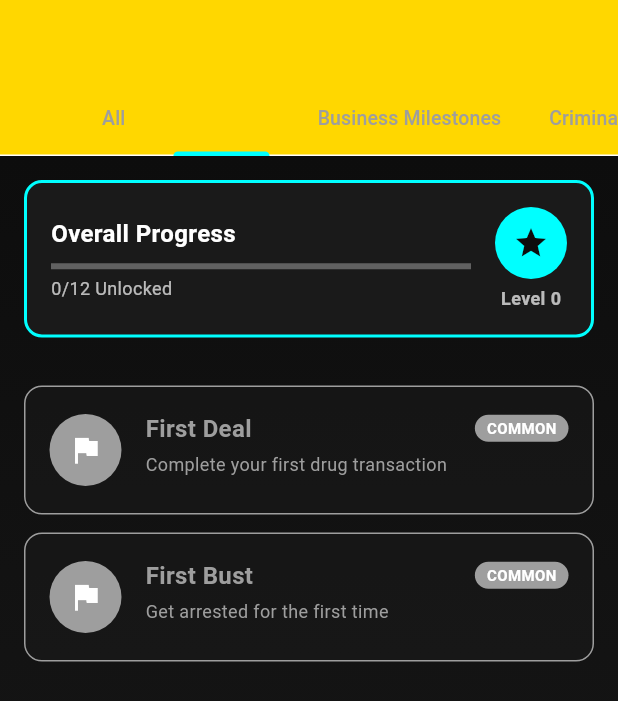
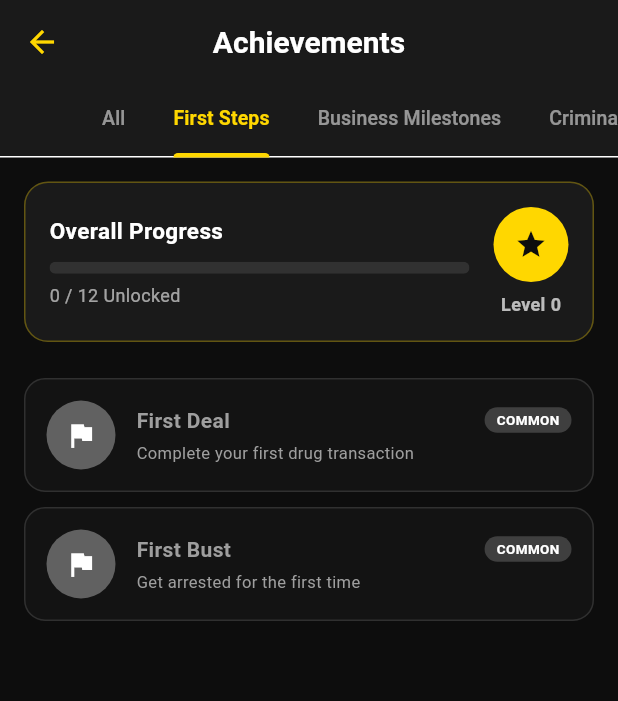
Before and after one commit to chris22622/street_tycoon, a Flutter app: the AchievementsScreen screen opened by its route, tab 2 chosen, on a phone screen of 412 x 824 dp. Shown: the top 701 px of the screen. Run offline on Flutter 3.47's test engine with Material 3 defaults, Android fonts, the phone set to English and light mode, and no system bars; our stand-ins replace audioplayers, fl_chart, flutter_riverpod, go_router, shared_preferences; accounts and stored records are empty.

Commit message:
Overhaul achievements screen with premium AppTheme styling

```diff
--- a/lib/ui/screens/achievements_screen.dart
+++ b/lib/ui/screens/achievements_screen.dart
@@ -1,5 +1,6 @@
 import 'package:flutter/material.dart';
 import 'package:flutter_riverpod/flutter_riverpod.dart';
+import 'package:go_router/go_router.dart';
 import '../../systems/meta_features_manager.dart';
 import '../../data/customization_models.dart';
 import '../../data/expanded_constants.dart';
@@ -12,14 +13,16 @@ class AchievementsScreen extends ConsumerStatefulWidget {
   ConsumerState<AchievementsScreen> createState() => _AchievementsScreenState();
 }
 
-class _AchievementsScreenState extends ConsumerState<AchievementsScreen> with SingleTickerProviderStateMixin {
+class _AchievementsScreenState extends ConsumerState<AchievementsScreen>
+    with SingleTickerProviderStateMixin {
   late TabController _tabController;
   String _selectedCategory = 'All';
 
   @override
   void initState() {
     super.initState();
-    _tabController = TabController(length: ACHIEVEMENT_CATEGORIES.length + 1, vsync: this);
+    _tabController =
+        TabController(length: ACHIEVEMENT_CATEGORIES.length + 1, vsync: this);
   }
 
   @override
@@ -34,42 +37,66 @@ class _AchievementsScreenState extends ConsumerState<AchievementsScreen> with Si
     final achievements = _getFilteredAchievements(metaState.achievements);
 
     return Scaffold(
+      backgroundColor: AppTheme.bg,
       appBar: AppBar(
-        title: const Text('Achievements'),
-        backgroundColor: AppTheme.primaryColor,
+        title: Text('Achievements', style: AppTheme.heading.copyWith(fontSize: 20)),
+        backgroundColor: AppTheme.surface,
+        elevation: 0,
+        leading: IconButton(
+          onPressed: () => context.pop(),
+          icon: const Icon(Icons.arrow_back, color: AppTheme.gold),
+        ),
         bottom: TabBar(
           controller: _tabController,
           isScrollable: true,
-          indicatorColor: AppTheme.accentColor,
+          indicatorColor: AppTheme.gold,
+          indicatorWeight: 3,
+          labelColor: AppTheme.gold,
+          unselectedLabelColor: Colors.white54,
+          labelStyle: const TextStyle(fontWeight: FontWeight.bold, fontSize: 13),
           tabs: [
             const Tab(text: 'All'),
-            ...ACHIEVEMENT_CATEGORIES.map((category) => Tab(text: category)),
+            ...ACHIEVEMENT_CATEGORIES.map((cat) => Tab(text: cat)),
           ],
           onTap: (index) {
             setState(() {
-              _selectedCategory = index == 0 ? 'All' : ACHIEVEMENT_CATEGORIES[index - 1];
+              _selectedCategory =
+                  index == 0 ? 'All' : ACHIEVEMENT_CATEGORIES[index - 1];
             });
           },
         ),
       ),
-      body: Container(
-        decoration: const BoxDecoration(
-          gradient: LinearGradient(
-            begin: Alignment.topCenter,
-            end: Alignment.bottomCenter,
-            colors: [AppTheme.backgroundColor, AppTheme.cardColor],
+      body: Column(
+        children: [
+          _buildProgressOverview(metaState),
+          if (_getRecentAchievements(metaState).isNotEmpty)
+            _buildRecentSection(metaState),
+          Expanded(
+            child: ListView.builder(
+              padding: const EdgeInsets.symmetric(horizontal: 16, vertical: 8),
+              itemCount: achievements.length,
+              itemBuilder: (context, index) =>
+                  _buildAchievementCard(achievements[index]),
             ),
           ),
-        child: Column(
-          children: [
-            // Progress Overview
-            Container(
+        ],
+      ),
+    );
+  }
+
+  Widget _buildProgressOverview(MetaFeaturesState metaState) {
+    final progress =
+        ref.read(metaFeaturesProvider.notifier).getOverallProgress();
+    final unlocked = _getUnlockedCount(metaState.achievements);
+    final total = metaState.achievements.length;
+
+    return Container(
       margin: const EdgeInsets.all(16),
       padding: const EdgeInsets.all(16),
       decoration: BoxDecoration(
-                color: AppTheme.cardColor,
-                borderRadius: BorderRadius.circular(12),
-                border: Border.all(color: AppTheme.accentColor, width: 2),
+        color: AppTheme.surface,
+        borderRadius: BorderRadius.circular(16),
+        border: Border.all(color: AppTheme.gold.withAlpha(80)),
       ),
       child: Row(
         children: [
@@ -77,21 +104,23 @@ class _AchievementsScreenState extends ConsumerState<AchievementsScreen> with Si
             child: Column(
               crossAxisAlignment: CrossAxisAlignment.start,
               children: [
-                        Text(
-                          'Overall Progress',
-                          style: AppTheme.headingStyle.copyWith(fontSize: 16),
+                Text('Overall Progress',
+                    style: AppTheme.heading.copyWith(fontSize: 15)),
+                const SizedBox(height: 10),
+                ClipRRect(
+                  borderRadius: BorderRadius.circular(6),
+                  child: LinearProgressIndicator(
+                    value: progress,
+                    minHeight: 8,
+                    backgroundColor: Colors.white10,
+                    valueColor:
+                        const AlwaysStoppedAnimation<Color>(AppTheme.gold),
                   ),
-                        const SizedBox(height: 8),
-                        LinearProgressIndicator(
-                          value: ref.read(metaFeaturesProvider.notifier).getOverallProgress(),
-                          backgroundColor: Colors.grey[700],
-                          valueColor: const AlwaysStoppedAnimation<Color>(AppTheme.accentColor),
                 ),
-                        const SizedBox(height: 4),
-                        Text(
-                          '${_getUnlockedCount(metaState.achievements)}/${metaState.achievements.length} Unlocked',
-                          style: AppTheme.bodyStyle.copyWith(fontSize: 12),
-                        ),
+                const SizedBox(height: 6),
+                Text('$unlocked / $total Unlocked',
+                    style: AppTheme.body.copyWith(
+                        fontSize: 12, color: Colors.white60)),
               ],
             ),
           ),
@@ -99,131 +128,89 @@ class _AchievementsScreenState extends ConsumerState<AchievementsScreen> with Si
           Column(
             children: [
               Container(
-                        padding: const EdgeInsets.all(12),
-                        decoration: BoxDecoration(
-                          color: AppTheme.accentColor,
+                padding: const EdgeInsets.all(14),
+                decoration: const BoxDecoration(
+                  color: AppTheme.gold,
                   shape: BoxShape.circle,
                 ),
-                        child: Icon(
-                          Icons.star,
-                          color: AppTheme.backgroundColor,
-                          size: 24,
+                child: const Icon(Icons.star, color: AppTheme.bg, size: 22),
               ),
-                      ),
-                      const SizedBox(height: 4),
-                      Text(
-                        'Level ${metaState.prestigeLevel}',
-                        style: AppTheme.bodyStyle.copyWith(
-                          fontSize: 12,
-                          fontWeight: FontWeight.bold,
-                        ),
-                      ),
+              const SizedBox(height: 6),
+              Text('Level ${metaState.prestigeLevel}',
+                  style: AppTheme.body
+                      .copyWith(fontSize: 12, fontWeight: FontWeight.bold)),
             ],
           ),
         ],
       ),
-            ),
+    );
+  }
 
-            // Recent Achievements
-            if (_getRecentAchievements(metaState).isNotEmpty) ...[
-              Container(
-                margin: const EdgeInsets.symmetric(horizontal: 16, vertical: 8),
-                padding: const EdgeInsets.all(16),
+  Widget _buildRecentSection(MetaFeaturesState metaState) {
+    return Container(
+      margin: const EdgeInsets.symmetric(horizontal: 16, vertical: 4),
+      padding: const EdgeInsets.all(14),
       decoration: BoxDecoration(
-                  color: AppTheme.primaryColor.withOpacity(0.1),
+        color: AppTheme.gold.withAlpha(20),
         borderRadius: BorderRadius.circular(12),
-                  border: Border.all(color: AppTheme.primaryColor, width: 1),
+        border: Border.all(color: AppTheme.gold.withAlpha(60)),
       ),
       child: Column(
         crossAxisAlignment: CrossAxisAlignment.start,
         children: [
           Row(
             children: [
-                        const Icon(Icons.new_releases, color: AppTheme.primaryColor, size: 20),
+              const Icon(Icons.new_releases, color: AppTheme.gold, size: 18),
               const SizedBox(width: 8),
-                        Text(
-                          'Recent Achievements',
-                          style: AppTheme.headingStyle.copyWith(
-                            fontSize: 14,
-                            color: AppTheme.primaryColor,
-                          ),
-                        ),
+              Text('Recent Achievements',
+                  style: AppTheme.heading
+                      .copyWith(fontSize: 13, color: AppTheme.gold)),
             ],
           ),
           const SizedBox(height: 8),
-                    ..._getRecentAchievements(metaState).take(3).map((achievement) =>
-                      Padding(
-                        padding: const EdgeInsets.only(bottom: 4),
-                        child: Text(
-                          '• ${achievement.name}',
-                          style: AppTheme.bodyStyle.copyWith(fontSize: 12),
-                        ),
-                      ),
-                    ),
+          ..._getRecentAchievements(metaState).take(3).map((a) => Padding(
+                padding: const EdgeInsets.only(bottom: 3),
+                child: Text('• ${a.name}',
+                    style: AppTheme.body.copyWith(fontSize: 12)),
+              )),
         ],
-                ),
-              ),
-            ],
-
-            // Achievements List
-            Expanded(
-              child: ListView.builder(
-                padding: const EdgeInsets.all(16),
-                itemCount: achievements.length,
-                itemBuilder: (context, index) {
-                  final achievement = achievements[index];
-                  return _buildAchievementCard(achievement);
-                },
-              ),
-            ),
-          ],
-        ),
       ),
     );
   }
 
   Widget _buildAchievementCard(Achievement achievement) {
-    final isUnlocked = achievement.isUnlocked;
+    final unlocked = achievement.isUnlocked;
     final progress = achievement.progress;
+    final rColor = _getRarityColor(achievement.rarity);
 
     return Container(
-      margin: const EdgeInsets.only(bottom: 12),
+      margin: const EdgeInsets.only(bottom: 10),
       decoration: BoxDecoration(
-        color: isUnlocked ? AppTheme.cardColor : AppTheme.cardColor.withOpacity(0.5),
-        borderRadius: BorderRadius.circular(12),
+        color: unlocked ? AppTheme.surface : AppTheme.surface.withAlpha(120),
+        borderRadius: BorderRadius.circular(14),
         border: Border.all(
-          color: isUnlocked ? _getRarityColor(achievement.rarity) : Colors.grey,
-          width: isUnlocked ? 2 : 1,
+          color: unlocked ? rColor : Colors.white12,
+          width: unlocked ? 1.5 : 1,
         ),
-        boxShadow: isUnlocked ? [
-          BoxShadow(
-            color: _getRarityColor(achievement.rarity).withOpacity(0.3),
-            blurRadius: 8,
-            offset: const Offset(0, 4),
-          ),
-        ] : null,
+        boxShadow: unlocked
+            ? [BoxShadow(color: rColor.withAlpha(50), blurRadius: 8, offset: const Offset(0, 3))]
+            : null,
       ),
       child: Padding(
-        padding: const EdgeInsets.all(16),
+        padding: const EdgeInsets.all(14),
         child: Row(
           children: [
-            // Achievement Icon
             Container(
-              width: 48,
-              height: 48,
+              width: 46,
+              height: 46,
               decoration: BoxDecoration(
-                color: isUnlocked ? _getRarityColor(achievement.rarity) : Colors.grey,
+                color: unlocked ? rColor : Colors.grey[700],
                 shape: BoxShape.circle,
               ),
-              child: Icon(
-                _getAchievementIcon(achievement.category),
-                color: Colors.white,
-                size: 24,
+              child: Icon(_getAchievementIcon(achievement.category),
+                  color: Colors.white, size: 22),
             ),
-            ),
-            const SizedBox(width: 16),
-
-            // Achievement Details
+            const SizedBox(width: 14),
             Expanded(
               child: Column(
                 crossAxisAlignment: CrossAxisAlignment.start,
@@ -231,64 +218,56 @@ class _AchievementsScreenState extends ConsumerState<AchievementsScreen> with Si
                   Row(
                     children: [
                       Expanded(
-                        child: Text(
-                          achievement.name,
-                          style: AppTheme.headingStyle.copyWith(
-                            fontSize: 16,
-                            color: isUnlocked ? AppTheme.textColor : Colors.grey,
-                          ),
-                        ),
+                        child: Text(achievement.name,
+                            style: AppTheme.heading.copyWith(
+                                fontSize: 14,
+                                color: unlocked ? Colors.white : Colors.grey)),
                       ),
                       Container(
-                        padding: const EdgeInsets.symmetric(horizontal: 8, vertical: 2),
+                        padding: const EdgeInsets.symmetric(
+                            horizontal: 8, vertical: 2),
                         decoration: BoxDecoration(
-                          color: _getRarityColor(achievement.rarity),
-                          borderRadius: BorderRadius.circular(12),
+                          color: rColor.withAlpha(unlocked ? 200 : 80),
+                          borderRadius: BorderRadius.circular(10),
                         ),
-                        child: Text(
-                          achievement.rarity.toUpperCase(),
-                          style: AppTheme.bodyStyle.copyWith(
-                            fontSize: 10,
+                        child: Text(achievement.rarity.toUpperCase(),
+                            style: const TextStyle(
+                                fontSize: 9,
                                 fontWeight: FontWeight.bold,
-                            color: Colors.white,
-                          ),
-                        ),
+                                color: Colors.white)),
                       ),
                     ],
                   ),
                   const SizedBox(height: 4),
                   Text(
-                    achievement.isHidden && !isUnlocked ? 'Hidden Achievement' : achievement.description,
-                    style: AppTheme.bodyStyle.copyWith(
-                      fontSize: 12,
-                      color: isUnlocked ? AppTheme.textColor.withOpacity(0.8) : Colors.grey,
+                    achievement.isHidden && !unlocked
+                        ? 'Hidden Achievement'
+                        : achievement.description,
+                    style: AppTheme.body.copyWith(
+                        fontSize: 11,
+                        color: unlocked ? Colors.white70 : Colors.grey),
+                  ),
+                  if (!unlocked && progress > 0) ...[
+                    const SizedBox(height: 8),
+                    ClipRRect(
+                      borderRadius: BorderRadius.circular(4),
+                      child: LinearProgressIndicator(
+                        value: progress,
+                        minHeight: 5,
+                        backgroundColor: Colors.white10,
+                        valueColor: AlwaysStoppedAnimation<Color>(rColor),
                       ),
                     ),
-                  const SizedBox(height: 8),
-
-                  // Progress Bar (if not unlocked)
-                  if (!isUnlocked && progress > 0) ...[
-                    LinearProgressIndicator(
-                      value: progress,
-                      backgroundColor: Colors.grey[700],
-                      valueColor: AlwaysStoppedAnimation<Color>(_getRarityColor(achievement.rarity)),
-                    ),
+                    const SizedBox(height: 3),
+                    Text('${(progress * 100).toInt()}% Complete',
+                        style: AppTheme.body.copyWith(fontSize: 10)),
+                  ],
+                  if (unlocked && achievement.unlockedDate != null) ...[
                     const SizedBox(height: 4),
                     Text(
-                      '${(progress * 100).toInt()}% Complete',
-                      style: AppTheme.bodyStyle.copyWith(fontSize: 10),
-                    ),
-                  ],
-
-                  // Unlock Date (if unlocked)
-                  if (isUnlocked && achievement.unlockedDate != null) ...[
-                    Text(
                         'Unlocked: ${_formatDate(achievement.unlockedDate!)}',
-                      style: AppTheme.bodyStyle.copyWith(
-                        fontSize: 10,
-                        color: AppTheme.accentColor,
-                      ),
-                    ),
+                        style: AppTheme.body
+                            .copyWith(fontSize: 10, color: AppTheme.accent)),
                   ],
                 ],
               ),
@@ -299,14 +278,11 @@ class _AchievementsScreenState extends ConsumerState<AchievementsScreen> with Si
     );
   }
 
-  List<Achievement> _getFilteredAchievements(Map<String, Achievement> achievements) {
-    final achievementList = achievements.values.toList();
-
-    if (_selectedCategory == 'All') {
-      return achievementList;
-    }
-
-    return achievementList.where((achievement) => achievement.category == _selectedCategory).toList();
+  List<Achievement> _getFilteredAchievements(
+      Map<String, Achievement> achievements) {
+    final list = achievements.values.toList();
+    if (_selectedCategory == 'All') return list;
+    return list.where((a) => a.category == _selectedCategory).toList();
   }
 
   List<Achievement> _getRecentAchievements(MetaFeaturesState metaState) {
@@ -314,7 +290,7 @@ class _AchievementsScreenState extends ConsumerState<AchievementsScreen> with Si
   }
 
   int _getUnlockedCount(Map<String, Achievement> achievements) {
-    return achievements.values.where((achievement) => achievement.isUnlocked).length;
+    return achievements.values.where((a) => a.isUnlocked).length;
   }
 
   Color _getRarityColor(String rarity) {
@@ -328,7 +304,7 @@ class _AchievementsScreenState extends ConsumerState<AchievementsScreen> with Si
       case 'epic':
         return Colors.purple;
       case 'legendary':
-        return Colors.orange;
+        return AppTheme.gold;
       default:
         return Colors.grey;
     }
```
Lines whose indentation alone changed are shown as unchanged.
